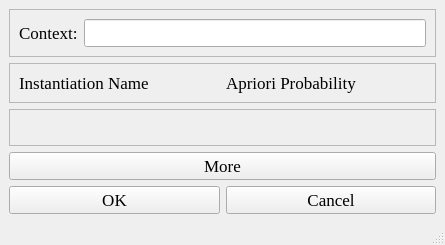
Before: the Qt Designer form CoBaIR/NewContext.ui in dfki-ric/CoBaIR, drawn with Qt 5.
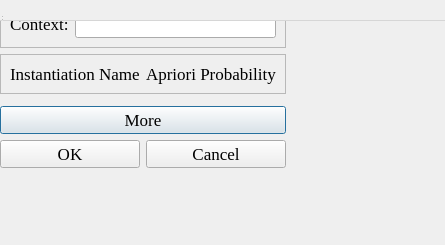
After: the same form once the commit is applied.

Diff of the .ui file:
```diff
--- a/CoBaIR/NewContext.ui
+++ b/CoBaIR/NewContext.ui
@@ -1,7 +1,7 @@
 <?xml version="1.0" encoding="UTF-8"?>
 <ui version="4.0">
  <class>NewContext</class>
- <widget class="QMainWindow" name="NewContext">
+ <widget class="QDialog" name="NewContext">
   <property name="geometry">
    <rect>
     <x>0</x>
```
